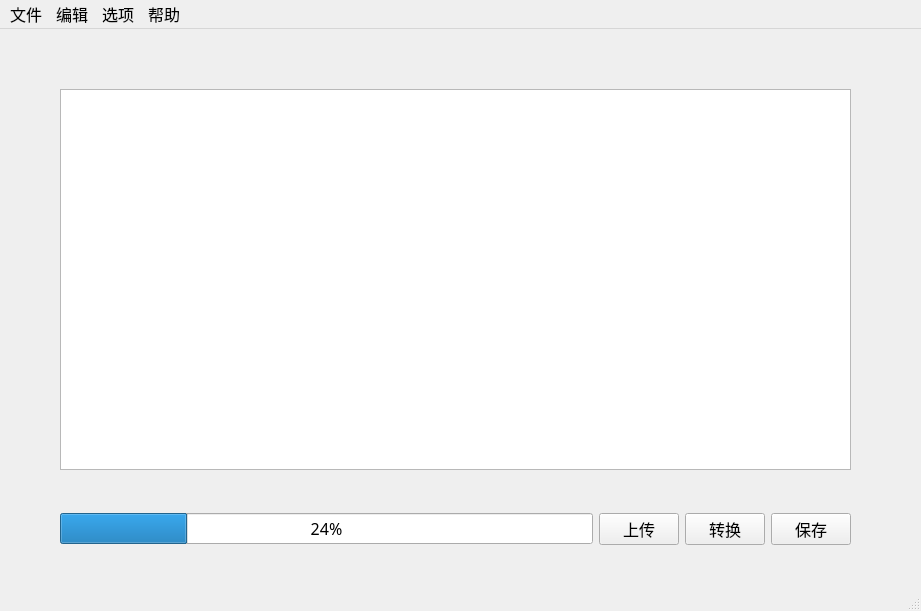
This is ui/mh.ui in whlle1ouch/MHsoftware as Qt 5 draws it before an edit. The edited form follows.
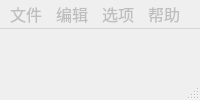
This is the edited form.

The edit to the form file:
```diff
--- a/ui/mh.ui
+++ b/ui/mh.ui
@@ -2,13 +2,8 @@
 <ui version="4.0">
  <class>MainWindow</class>
  <widget class="QMainWindow" name="MainWindow">
-  <property name="geometry">
-   <rect>
-    <x>0</x>
-    <y>0</y>
-    <width>921</width>
-    <height>611</height>
-   </rect>
+  <property name="enabled">
+   <bool>false</bool>
   </property>
   <property name="font">
    <font>
@@ -26,9 +21,9 @@
    <widget class="QWidget" name="horizontalLayoutWidget">
     <property name="geometry">
      <rect>
-      <x>60</x>
-      <y>460</y>
-      <width>791</width>
+      <x>920</x>
+      <y>690</y>
+      <width>501</width>
       <height>80</height>
      </rect>
     </property>
@@ -81,13 +76,13 @@
      </item>
     </layout>
    </widget>
-   <widget class="QTextBrowser" name="textBrowser">
+   <widget class="QWidget" name="gridLayoutWidget">
     <property name="geometry">
      <rect>
-      <x>60</x>
-      <y>60</y>
-      <width>791</width>
-      <height>381</height>
+      <x>10</x>
+      <y>20</y>
+      <width>1411</width>
+      <height>651</height>
      </rect>
     </property>
    </widget>
@@ -97,7 +92,7 @@
     <rect>
      <x>0</x>
      <y>0</y>
-     <width>921</width>
+     <width>1435</width>
      <height>23</height>
     </rect>
    </property>
```
Left out of the diff: 45 changed lines with no effect on the pictures.
